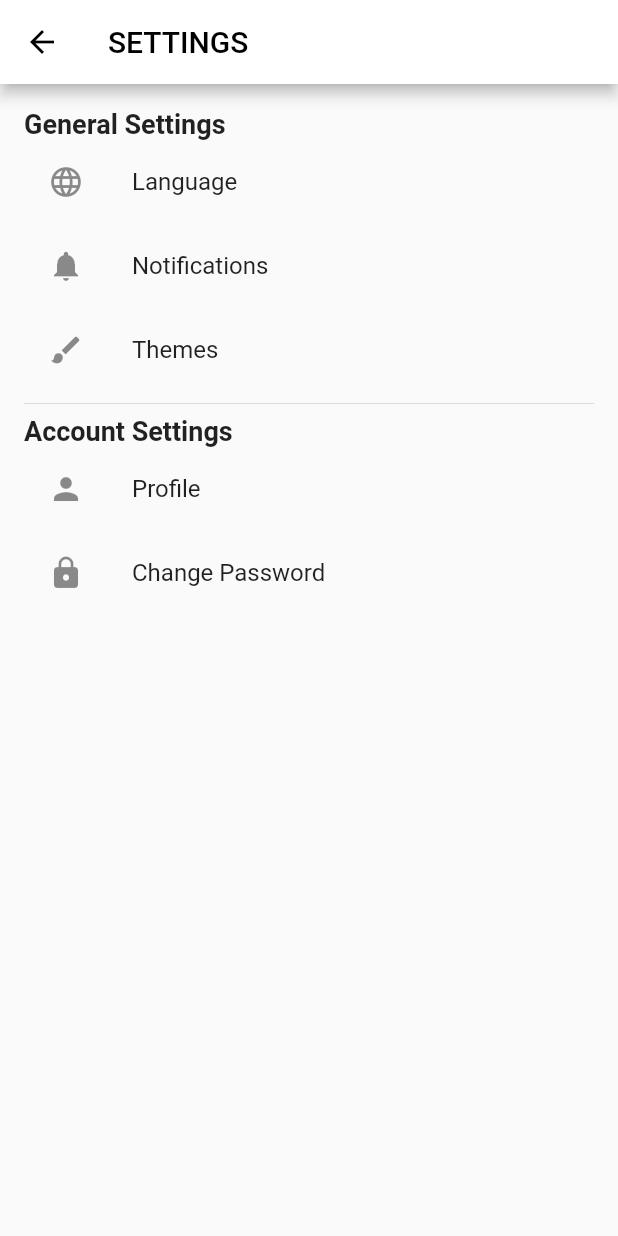
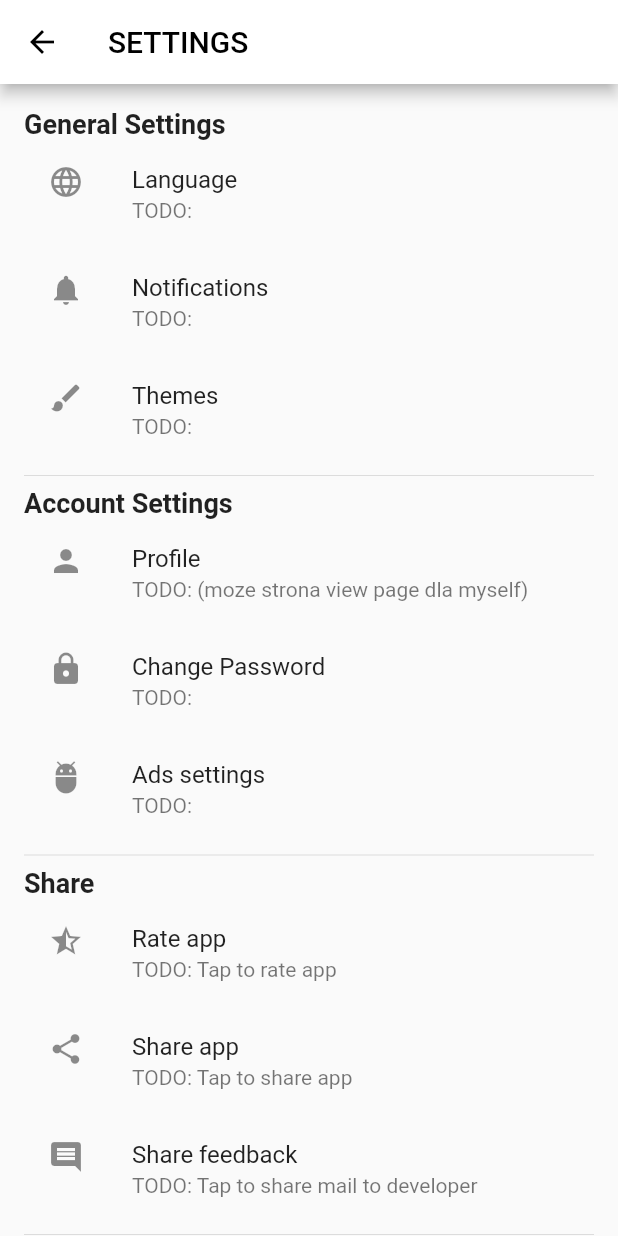
Before and after one commit to maciejkownacki/my_friends, a Flutter app: the SettingsPage screen opened directly, on a phone screen of 412 x 824 dp. Run offline on Flutter 3.47's test engine with Material 2 defaults, Android fonts, the phone set to English and light mode, and no system bars; our stand-ins replace flutter_native_splash, image_picker, shared_preferences; accounts and stored records are empty.

Commit message:
v.0.0.7  -poprawiono ui w settings_page.dart

```diff
--- a/lib/settings_page.dart
+++ b/lib/settings_page.dart
@@ -15,7 +15,7 @@ class _SettingsPageState extends State<SettingsPage> {
         backgroundColor: Colors.white,
         title: Text('SETTINGS'),
       ),
-      body: Padding(
+      body: SingleChildScrollView(
         padding: EdgeInsets.all(16.0),
         child: Column(
           crossAxisAlignment: CrossAxisAlignment.start,
@@ -30,6 +30,8 @@ class _SettingsPageState extends State<SettingsPage> {
             ListTile(
               leading: Icon(Icons.language),
               title: Text('Language'),
+              subtitle: Text('TODO:'),
+
               onTap: () {
                 // Do something when Language is tapped
               },
@@ -37,6 +39,8 @@ class _SettingsPageState extends State<SettingsPage> {
             ListTile(
               leading: Icon(Icons.notifications),
               title: Text('Notifications'),
+              subtitle: Text('TODO:'),
+
               onTap: () {
                 // Do something when Notifications is tapped
               },
@@ -44,6 +48,7 @@ class _SettingsPageState extends State<SettingsPage> {
             ListTile(
               leading: Icon(Icons.brush),
               title: Text('Themes'),
+              subtitle: Text('TODO:'),
               onTap: () {
                 showDialog(
                   context: context,
@@ -95,6 +100,7 @@ class _SettingsPageState extends State<SettingsPage> {
               },
             ),
             Divider(),
+
             Text(
               'Account Settings',
               style: TextStyle(
@@ -102,20 +108,127 @@ class _SettingsPageState extends State<SettingsPage> {
                 fontWeight: FontWeight.bold,
               ),
             ),
+
+
             ListTile(
               leading: Icon(Icons.person),
               title: Text('Profile'),
+              subtitle: Text('TODO: (moze strona view page dla myself)'),
+
               onTap: () {
                 // Do something when Profile is tapped
               },
             ),
+
+
             ListTile(
               leading: Icon(Icons.lock),
               title: Text('Change Password'),
+              subtitle: Text('TODO:'),
+
               onTap: () {
                 // Do something when Change Password is tapped
               },
             ),
+
+            ListTile(
+              leading: Icon(Icons.adb),
+              title: Text('Ads settings'),
+              subtitle: Text('TODO:'),
+
+              onTap: () {
+                // Do something when Change Password is tapped
+              },
+            ),
+
+
+
+
+            Divider(),
+            Text(
+              'Share',
+              style: TextStyle(
+                fontSize: 18,
+                fontWeight: FontWeight.bold,
+              ),
+            ),
+
+
+            ListTile(
+              leading: Icon(Icons.star_half),
+              title: Text('Rate app'),
+              subtitle: Text('TODO: Tap to rate app'),
+              onTap: () {
+                // Do something when Change Password is tapped
+              },
+            ),
+
+            ListTile(
+              leading: Icon(Icons.share_rounded),
+              title: Text('Share app'),
+              subtitle: Text('TODO: Tap to share app'),
+              onTap: () {
+                // Do something when Change Password is tapped
+              },
+            ),
+
+            ListTile(
+              leading: Icon(Icons.comment),
+              title: Text('Share feedback'),
+              subtitle: Text('TODO: Tap to share mail to developer'),
+              onTap: () {
+                // Do something when Change Password is tapped
+              },
+            ),
+
+
+            Divider(),
+            Text(
+              'Information',
+              style: TextStyle(
+                fontSize: 18,
+                fontWeight: FontWeight.bold,
+              ),
+            ),
+            ListTile(
+              leading: Icon(Icons.help),
+              title: Text('Help & Support'),
+              subtitle: Text('TODO: on click send mail to developer or open FAQ page'),
+              onTap: () {
+                // Do something when Change Password is tapped
+              },
+            ),
+
+
+            Divider(),
+            Text(
+              'About',
+              style: TextStyle(
+                fontSize: 18,
+                fontWeight: FontWeight.bold,
+              ),
+            ),
+
+            ListTile(
+              leading: Icon(Icons.person),
+              title: Text('Developed by:'),
+              subtitle: Text('Maciej Kownacki'),
+              onTap: () {
+                // Do something when Change Password is tapped
+              },
+            ),
+            ListTile(
+              leading: Icon(Icons.info),
+              title: Text('Version'),
+              subtitle: Text('Wersja 0.0.7'),
+              onTap: () {
+
+              },
+            ),
+
+
+
+            //________________________________________
           ],
         ),
       ),
```
